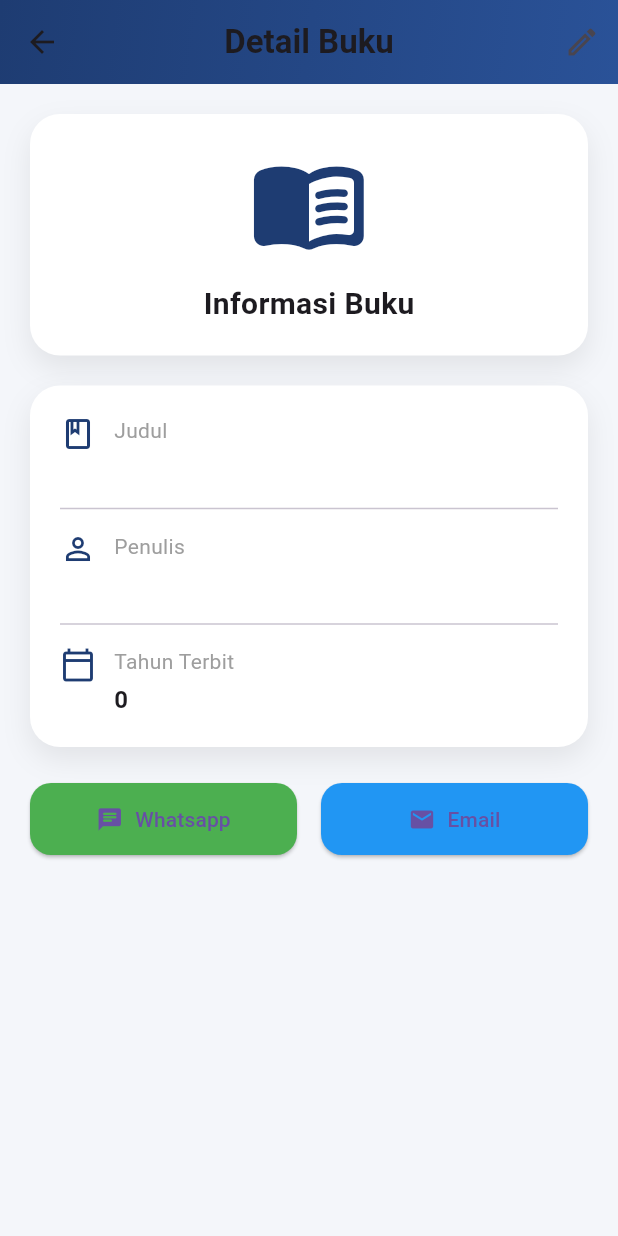
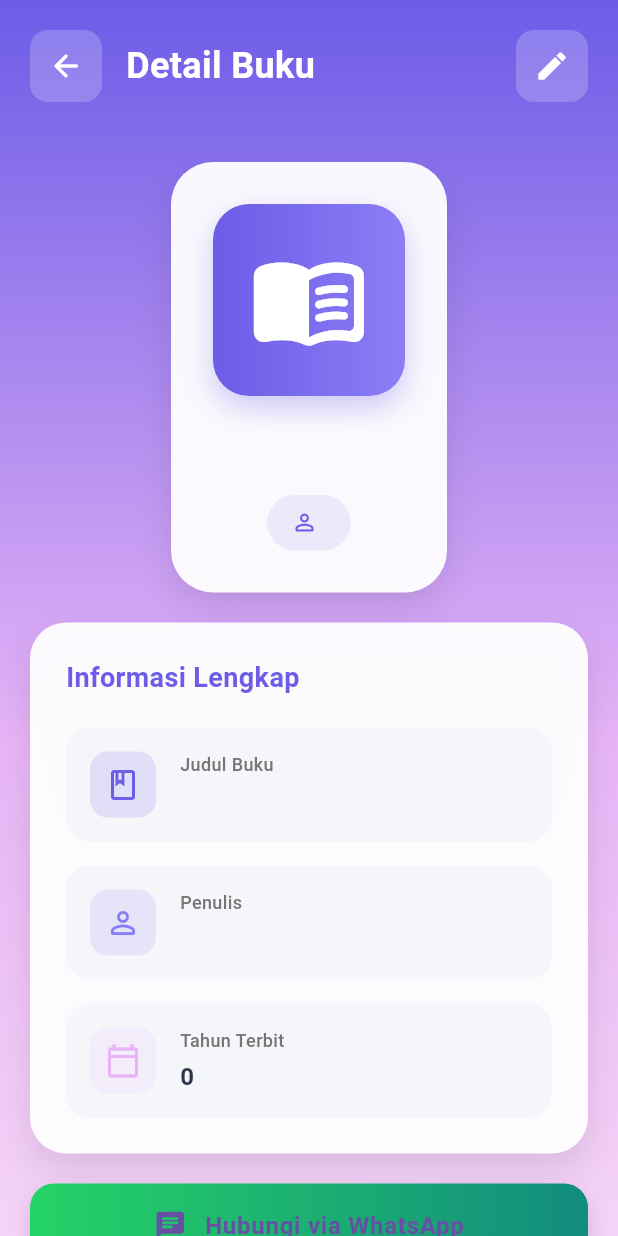
Before and after one commit to lubbenau/uasflutter, a Flutter app: the BookDetailScreen screen opened directly with empty values, on a phone screen of 412 x 824 dp. Run offline on Flutter 3.47's test engine with Material 3 defaults, Android fonts, the phone set to English and light mode, and no system bars; our stand-ins replace hive, hive_flutter, shared_preferences; accounts and stored records are empty.

Commit message:
Refactor BookDetailScreen layout and functionality
Refactor BookDetailScreen to improve structure and readability. Added index parameter and updated UI components for better design.

```diff
--- a/lib/screens/book_detail_screen.dart
+++ b/lib/screens/book_detail_screen.dart
@@ -5,80 +5,180 @@ import 'book_form_screen.dart';
 
 class BookDetailScreen extends StatelessWidget {
   final Book book;
+  final int? index;
 
-  const BookDetailScreen({super.key, required this.book});
+  const BookDetailScreen({super.key, required this.book, this.index});
 
   @override
   Widget build(BuildContext context) {
     return Scaffold(
-      backgroundColor: const Color(0xFFF4F6FA),
-      appBar: AppBar(
-        centerTitle: true,
-        elevation: 0,
-        title: const Text(
-          'Detail Buku',
-          style: TextStyle(fontWeight: FontWeight.bold),
-        ),
-        flexibleSpace: Container(
+      body: Container(
         decoration: const BoxDecoration(
           gradient: LinearGradient(
-              colors: [Color(0xFF1E3C72), Color(0xFF2A5298)],
-              begin: Alignment.topLeft,
-              end: Alignment.bottomRight,
+            begin: Alignment.topCenter,
+            end: Alignment.bottomCenter,
+            colors: [Color(0xFF6C5CE7), Color(0xFFE8B4F7), Color(0xFFF5D4F7)],
+            stops: [0.0, 0.6, 1.0],
+          ),
+        ),
+        child: SafeArea(
+          child: Column(
+            children: [
+              // Custom App Bar
+              _buildAppBar(context),
+
+              // Content
+              Expanded(
+                child: SingleChildScrollView(
+                  padding: const EdgeInsets.all(20),
+                  child: Column(
+                    children: [
+                      _buildBookCard(),
+                      const SizedBox(height: 20),
+                      _buildDetailCard(),
+                      const SizedBox(height: 20),
+                      _buildActionButtons(),
+                    ],
                   ),
                 ),
               ),
-        actions: [
-          IconButton(
-            icon: const Icon(Icons.edit_outlined),
-            onPressed: () {
-              Navigator.push(
-                context,
-                MaterialPageRoute(builder: (_) => BookFormScreen(book: book)),
-              );
-            },
-          ),
             ],
           ),
-
-      body: Padding(
-        padding: const EdgeInsets.all(20),
-        child: Column(
-          children: [
-            _headerSection(),
-            const SizedBox(height: 20),
-            _detailCard(),
-            const SizedBox(height: 24),
-            _actionButtons(), // ✅ FITUR INOVATIF
-          ],
         ),
       ),
     );
   }
 
-  /// ================= HEADER =================
-  Widget _headerSection() {
+  /// ================= CUSTOM APP BAR =================
+  Widget _buildAppBar(BuildContext context) {
     return Container(
-      width: double.infinity,
       padding: const EdgeInsets.all(20),
+      child: Row(
+        children: [
+          Container(
             decoration: BoxDecoration(
+              color: Colors.white.withOpacity(0.2),
+              borderRadius: BorderRadius.circular(12),
+            ),
+            child: IconButton(
+              icon: const Icon(Icons.arrow_back_rounded, color: Colors.white),
+              onPressed: () => Navigator.pop(context),
+            ),
+          ),
+          const SizedBox(width: 16),
+          const Expanded(
+            child: Text(
+              'Detail Buku',
+              style: TextStyle(
                 color: Colors.white,
-        borderRadius: BorderRadius.circular(20),
+                fontSize: 24,
+                fontWeight: FontWeight.bold,
+              ),
+            ),
+          ),
+          Container(
+            decoration: BoxDecoration(
+              color: Colors.white.withOpacity(0.2),
+              borderRadius: BorderRadius.circular(12),
+            ),
+            child: IconButton(
+              icon: const Icon(Icons.edit_rounded, color: Colors.white),
+              onPressed: () {
+                Navigator.push(
+                  context,
+                  MaterialPageRoute(
+                    builder: (_) => BookFormScreen(book: book, index: index),
+                  ),
+                );
+              },
+            ),
+          ),
+        ],
+      ),
+    );
+  }
+
+  /// ================= BOOK CARD =================
+  Widget _buildBookCard() {
+    return Container(
+      padding: const EdgeInsets.all(28),
+      decoration: BoxDecoration(
+        color: Colors.white.withOpacity(0.95),
+        borderRadius: BorderRadius.circular(28),
         boxShadow: [
           BoxShadow(
-            color: Colors.black.withOpacity(0.08),
-            blurRadius: 16,
+            color: Colors.black.withOpacity(0.1),
+            blurRadius: 20,
+            offset: const Offset(0, 10),
+          ),
+        ],
+      ),
+      child: Column(
+        children: [
+          // Icon Buku
+          Container(
+            padding: const EdgeInsets.all(24),
+            decoration: BoxDecoration(
+              gradient: const LinearGradient(
+                colors: [Color(0xFF6C5CE7), Color(0xFF8B7EF5)],
+              ),
+              borderRadius: BorderRadius.circular(24),
+              boxShadow: [
+                BoxShadow(
+                  color: const Color(0xFF6C5CE7).withOpacity(0.3),
+                  blurRadius: 15,
                   offset: const Offset(0, 8),
                 ),
               ],
             ),
-      child: Column(
-        children: const [
-          Icon(Icons.menu_book_rounded, size: 80, color: Color(0xFF1E3C72)),
-          SizedBox(height: 12),
+            child: const Icon(
+              Icons.menu_book_rounded,
+              size: 80,
+              color: Colors.white,
+            ),
+          ),
+
+          const SizedBox(height: 24),
+
+          // Title
           Text(
-            'Informasi Buku',
-            style: TextStyle(fontSize: 20, fontWeight: FontWeight.bold),
+            book.title,
+            textAlign: TextAlign.center,
+            style: const TextStyle(
+              fontSize: 24,
+              fontWeight: FontWeight.bold,
+              color: Color(0xFF2D3748),
+            ),
+          ),
+
+          const SizedBox(height: 8),
+
+          // Author
+          Container(
+            padding: const EdgeInsets.symmetric(horizontal: 16, vertical: 8),
+            decoration: BoxDecoration(
+              color: const Color(0xFF6C5CE7).withOpacity(0.1),
+              borderRadius: BorderRadius.circular(20),
+            ),
+            child: Row(
+              mainAxisSize: MainAxisSize.min,
+              children: [
+                const Icon(
+                  Icons.person_outline_rounded,
+                  size: 18,
+                  color: Color(0xFF6C5CE7),
+                ),
+                const SizedBox(width: 6),
+                Text(
+                  book.author,
+                  style: const TextStyle(
+                    fontSize: 15,
+                    fontWeight: FontWeight.w600,
+                    color: Color(0xFF6C5CE7),
+                  ),
+                ),
+              ],
+            ),
           ),
         ],
       ),
@@ -86,89 +186,59 @@ class BookDetailScreen extends StatelessWidget {
   }
 
   /// ================= DETAIL CARD =================
-  Widget _detailCard() {
+  Widget _buildDetailCard() {
     return Container(
-      width: double.infinity,
-      padding: const EdgeInsets.all(20),
+      padding: const EdgeInsets.all(24),
       decoration: BoxDecoration(
-        color: Colors.white,
-        borderRadius: BorderRadius.circular(20),
+        color: Colors.white.withOpacity(0.95),
+        borderRadius: BorderRadius.circular(24),
         boxShadow: [
           BoxShadow(
-            color: Colors.black.withOpacity(0.08),
-            blurRadius: 16,
-            offset: const Offset(0, 8),
+            color: Colors.black.withOpacity(0.1),
+            blurRadius: 20,
+            offset: const Offset(0, 10),
           ),
         ],
       ),
       child: Column(
+        crossAxisAlignment: CrossAxisAlignment.start,
         children: [
+          const Text(
+            'Informasi Lengkap',
+            style: TextStyle(
+              fontSize: 18,
+              fontWeight: FontWeight.bold,
+              color: Color(0xFF6C5CE7),
+            ),
+          ),
+          const SizedBox(height: 20),
+
           _detailItem(
             icon: Icons.book_outlined,
-            label: 'Judul',
+            label: 'Judul Buku',
             value: book.title,
+            color: const Color(0xFF6C5CE7),
           ),
-          const Divider(height: 30),
+
+          const SizedBox(height: 16),
+
           _detailItem(
-            icon: Icons.person_outline,
+            icon: Icons.person_outline_rounded,
             label: 'Penulis',
             value: book.author,
+            color: const Color(0xFF8B7EF5),
           ),
-          const Divider(height: 30),
+
+          const SizedBox(height: 16),
+
           _detailItem(
             icon: Icons.calendar_today_outlined,
             label: 'Tahun Terbit',
             value: book.year.toString(),
+            color: const Color(0xFFE8B4F7),
           ),
         ],
       ),
-    );
-  }
-
-  /// ================= ACTION BUTTONS =================
-  Widget _actionButtons() {
-    return Row(
-      children: [
-        Expanded(
-          child: ElevatedButton.icon(
-            style: ElevatedButton.styleFrom(
-              backgroundColor: Colors.green,
-              padding: const EdgeInsets.symmetric(vertical: 14),
-              shape: RoundedRectangleBorder(
-                borderRadius: BorderRadius.circular(14),
-              ),
-            ),
-            icon: const Icon(Icons.chat_rounded),
-            label: const Text('Whatsapp'),
-            onPressed: () async {
-              final uri = Uri.parse(
-                'https://wa.me/6281806057610?text=Halo,%20saya%20ingin%20menanyakan%20tentang%20buku%20${book.title}',
-              );
-              await launchUrl(uri, mode: LaunchMode.externalApplication);
-            },
-          ),
-        ),
-        const SizedBox(width: 16),
-        Expanded(
-          child: ElevatedButton.icon(
-            style: ElevatedButton.styleFrom(
-              backgroundColor: Colors.blue,
-              padding: const EdgeInsets.symmetric(vertical: 14),
-              shape: RoundedRectangleBorder(
-                borderRadius: BorderRadius.circular(14),
-              ),
-            ),
-            icon: const Icon(Icons.email),
-            label: const Text('Email'),
-            onPressed: () async {
-              final uri = Uri.parse(
-                'mailto:lursenucen@gmail.com?subject=Informasi Buku&body=Saya tertarik dengan buku ${book.title}',
-              );
-              await launchUrl(uri);
-            },
-          ),
-        ),
-      ],
     );
   }
 
@@ -177,19 +247,36 @@ class BookDetailScreen extends StatelessWidget {
     required IconData icon,
     required String label,
     required String value,
+    required Color color,
   }) {
-    return Row(
-      crossAxisAlignment: CrossAxisAlignment.start,
+    return Container(
+      padding: const EdgeInsets.all(16),
+      decoration: BoxDecoration(
+        color: const Color(0xFFF5F6FA),
+        borderRadius: BorderRadius.circular(16),
+      ),
+      child: Row(
         children: [
-        Icon(icon, color: const Color(0xFF1E3C72)),
-        const SizedBox(width: 12),
+          Container(
+            padding: const EdgeInsets.all(10),
+            decoration: BoxDecoration(
+              color: color.withOpacity(0.15),
+              borderRadius: BorderRadius.circular(12),
+            ),
+            child: Icon(icon, color: color, size: 24),
+          ),
+          const SizedBox(width: 16),
           Expanded(
             child: Column(
               crossAxisAlignment: CrossAxisAlignment.start,
               children: [
                 Text(
                   label,
-                style: const TextStyle(fontSize: 14, color: Colors.grey),
+                  style: TextStyle(
+                    fontSize: 12,
+                    color: Colors.grey[600],
+                    fontWeight: FontWeight.w500,
+                  ),
                 ),
                 const SizedBox(height: 4),
                 Text(
@@ -197,12 +284,101 @@ class BookDetailScreen extends StatelessWidget {
                   style: const TextStyle(
                     fontSize: 16,
                     fontWeight: FontWeight.bold,
+                    color: Color(0xFF2D3748),
                   ),
                 ),
               ],
             ),
           ),
         ],
+      ),
+    );
+  }
+
+  /// ================= ACTION BUTTONS =================
+  Widget _buildActionButtons() {
+    return Column(
+      children: [
+        // WhatsApp Button
+        _buildActionButton(
+          icon: Icons.chat_rounded,
+          label: 'Hubungi via WhatsApp',
+          gradient: const LinearGradient(
+            colors: [Color(0xFF25D366), Color(0xFF128C7E)],
+          ),
+          onPressed: () async {
+            final uri = Uri.parse(
+              'https://wa.me/6281806057610?text=Halo,%20saya%20ingin%20menanyakan%20tentang%20buku%20${book.title}',
+            );
+            await launchUrl(uri, mode: LaunchMode.externalApplication);
+          },
+        ),
+
+        const SizedBox(height: 12),
+
+        // Email Button
+        _buildActionButton(
+          icon: Icons.email_rounded,
+          label: 'Kirim Email',
+          gradient: const LinearGradient(
+            colors: [Color(0xFF4285F4), Color(0xFF1976D2)],
+          ),
+          onPressed: () async {
+            final uri = Uri.parse(
+              'mailto:lursenucen@gmail.com?subject=Informasi Buku&body=Saya tertarik dengan buku ${book.title}',
+            );
+            await launchUrl(uri);
+          },
+        ),
+      ],
+    );
+  }
+
+  Widget _buildActionButton({
+    required IconData icon,
+    required String label,
+    required Gradient gradient,
+    required VoidCallback onPressed,
+  }) {
+    return Container(
+      width: double.infinity,
+      height: 56,
+      decoration: BoxDecoration(
+        gradient: gradient,
+        borderRadius: BorderRadius.circular(16),
+        boxShadow: [
+          BoxShadow(
+            color: Colors.black.withOpacity(0.15),
+            blurRadius: 12,
+            offset: const Offset(0, 6),
+          ),
+        ],
+      ),
+      child: ElevatedButton(
+        onPressed: onPressed,
+        style: ElevatedButton.styleFrom(
+          backgroundColor: Colors.transparent,
+          shadowColor: Colors.transparent,
+          shape: RoundedRectangleBorder(
+            borderRadius: BorderRadius.circular(16),
+          ),
+        ),
+        child: Row(
+          mainAxisAlignment: MainAxisAlignment.center,
+          children: [
+            Icon(icon, size: 22),
+            const SizedBox(width: 12),
+            Text(
+              label,
+              style: const TextStyle(
+                fontSize: 16,
+                fontWeight: FontWeight.bold,
+                letterSpacing: 0.5,
+              ),
+            ),
+          ],
+        ),
+      ),
     );
   }
 }
```
Lines whose indentation alone changed are shown as unchanged.
